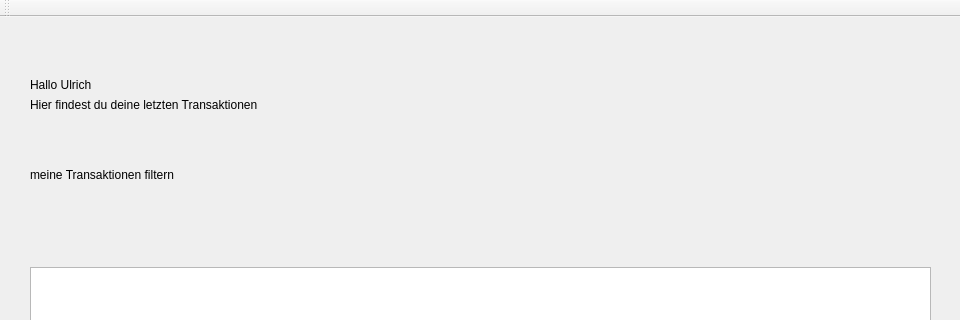
Old version of the form mainwindow.ui in the repository ChristophRitzer/software_engineering; both pictures show x 0 to 960 and y 0 to 320 of the 960 by 600 pixel window.
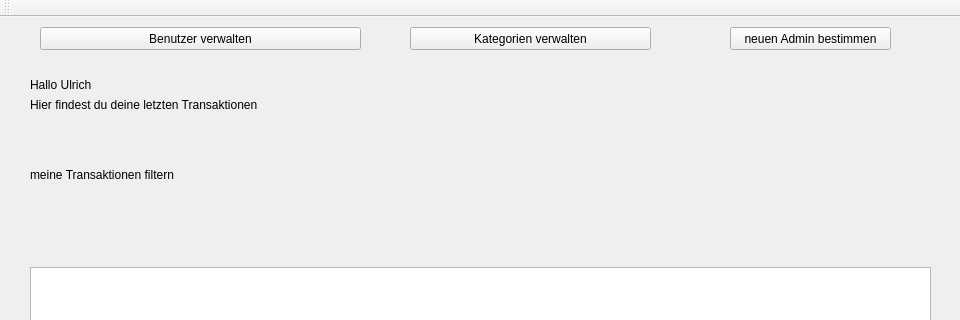
New version of the form.

Diff of the .ui file:
```diff
--- a/mainwindow.ui
+++ b/mainwindow.ui
@@ -75,7 +75,7 @@
      </rect>
     </property>
    </widget>
-   <widget class="QWidget" name="">
+   <widget class="QWidget" name="layoutWidget">
     <property name="geometry">
      <rect>
       <x>30</x>
@@ -131,7 +131,7 @@
      </item>
     </layout>
    </widget>
-   <widget class="QWidget" name="">
+   <widget class="QWidget" name="layoutWidget">
     <property name="geometry">
      <rect>
       <x>30</x>
@@ -171,6 +171,45 @@
      </item>
     </layout>
    </widget>
+   <widget class="QPushButton" name="pushButton_benutzerverwalten">
+    <property name="geometry">
+     <rect>
+      <x>40</x>
+      <y>10</y>
+      <width>321</width>
+      <height>23</height>
+     </rect>
+    </property>
+    <property name="text">
+     <string>Benutzer verwalten</string>
+    </property>
+   </widget>
+   <widget class="QPushButton" name="pushButton_kategorienverwalten">
+    <property name="geometry">
+     <rect>
+      <x>410</x>
+      <y>10</y>
+      <width>241</width>
+      <height>23</height>
+     </rect>
+    </property>
+    <property name="text">
+     <string>Kategorien verwalten</string>
+    </property>
+   </widget>
+   <widget class="QPushButton" name="pushButton_neuenadminbestimmen">
+    <property name="geometry">
+     <rect>
+      <x>730</x>
+      <y>10</y>
+      <width>161</width>
+      <height>23</height>
+     </rect>
+    </property>
+    <property name="text">
+     <string>neuen Admin bestimmen</string>
+    </property>
+   </widget>
   </widget>
   <widget class="QMenuBar" name="menuBar">
    <property name="geometry">
```
